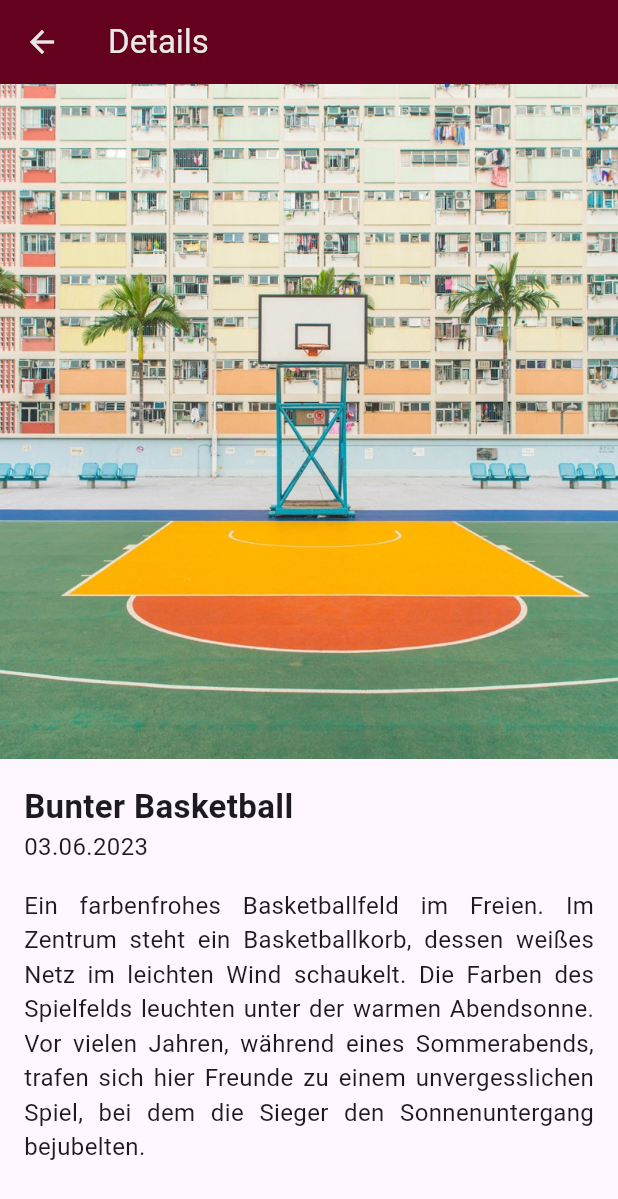
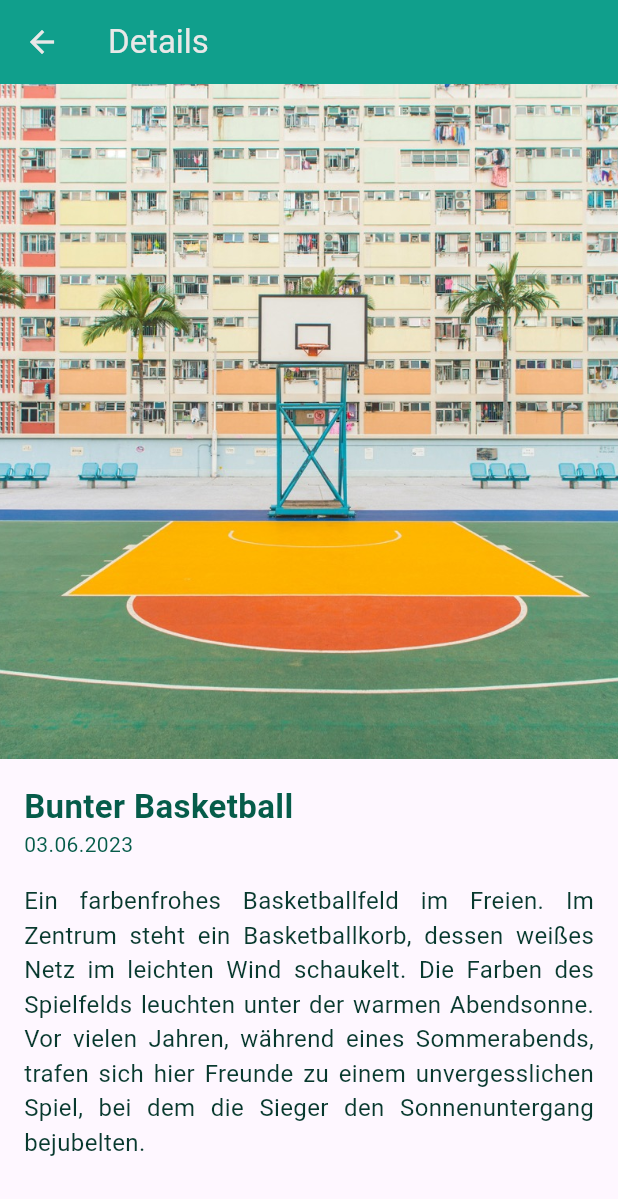
Before and after one commit to Far012/bilder_gallery_app, a Flutter app: the screen it shows after launch, after a tap on "Bunter Basketball", on a phone screen of 412 x 824 dp. Shown: the top 1199 px of the screen. Run offline on Flutter 3.47's test engine with Material 3 defaults, Android fonts, the phone set to English and light mode, and no system bars; our stand-ins replace lucide_icons_flutter.

Commit message:
colors_upgrad

```diff
--- a/lib/features/aboutme/presentation/about_me.dart
+++ b/lib/features/aboutme/presentation/about_me.dart
@@ -21,16 +21,24 @@ class AboutMeWidget extends StatelessWidget {
             const SizedBox(height: 16),
             const Text(
               "Kaya Müller",
-              style: TextStyle(fontSize: 24, fontWeight: FontWeight.bold),
+              style: TextStyle(
+                fontSize: 24,
+                color: Color(0xFF109f8c),
+                fontWeight: FontWeight.bold,
+              ),
             ),
             const Text(
               "Fotograf",
-              style: TextStyle(fontSize: 18, fontWeight: FontWeight.bold),
+              style: TextStyle(
+                fontSize: 18,
+                color: Color(0xFF759491),
+                fontWeight: FontWeight.bold,
+              ),
             ),
             const SizedBox(height: 24),
             const Text(
               "Mein Name ist Kaya Müller, ein Fotograf im Alter von 32 Jahren, der die Welt durch die Linse entdeckt. Mit einem Hintergrund in der visuellen Kunst und jahrelanger Erfahrung in der Fotografie habe ich einen Blick für die Schönheit im Alltäglichen entwickelt. Meine Spezialität liegt in der Sport- und Naturfotografie, wo ich das Spiel von Licht und Schatten einfange, um emotionale und aussagekräftige Bilder zu schaffen.\n\nIch glaube daran, dass jeder Moment einzigartig ist und seine eigene Geschichte erzählt. In meinen Arbeiten strebe ich danach, diese Geschichten visuell zu interpretieren und sie durch kreative Kompositionen und Nuancen zum Leben zu erwecken. Meine fotografische Reise hat mich durch verschiedene Länder geführt, wo ich die Vielfalt der Kulturen und Landschaften festhalte, immer auf der Suche nach neuen Perspektiven und Herausforderungen.\n\nMein Anspruch ist es, mit meinen Bildern nicht nur zu dokumentieren, sondern auch zu inspirieren und zu berühren. Jeder Auftrag und jedes Projekt ist für mich eine Möglichkeit, meine Leidenschaft und mein Können zu zeigen und eine Verbindung zwischen dem Betrachter und dem Bild herzustellen.",
-              style: TextStyle(fontSize: 16),
+              style: TextStyle(fontSize: 16, color: Color(0xFF08392e)),
               textAlign: TextAlign.justify,
             ),
           ],
--- a/lib/features/gallery/domain/gallery_grid.dart
+++ b/lib/features/gallery/domain/gallery_grid.dart
@@ -29,10 +29,16 @@ class GalleryGridWidget extends StatelessWidget {
             borderRadius: BorderRadius.circular(12),
             child: Container(
               decoration: BoxDecoration(
-                border: Border.all(
-                  color: const Color.fromARGB(255, 212, 207, 207),
-                  width: 0.5,
-                ),
+                color: Colors.white,
+                borderRadius: BorderRadius.circular(12),
+                border: Border.all(color: const Color(0xFF109f8c), width: 0.2),
+                boxShadow: [
+                  BoxShadow(
+                    color: Color(0x19404040),
+                    blurRadius: 2,
+                    offset: const Offset(0, 1),
+                  ),
+                ],
               ),
               child: Column(
                 children: [
@@ -49,7 +55,10 @@ class GalleryGridWidget extends StatelessWidget {
                     child: Center(
                       child: Text(
                         item.imageTitle,
-                        style: const TextStyle(fontWeight: FontWeight.bold),
+                        style: const TextStyle(
+                          color: Color(0xFF065c4a),
+                          fontWeight: FontWeight.w400,
+                        ),
                       ),
                     ),
                   ),
--- a/lib/features/gallery/presentation/gallery_detail.dart
+++ b/lib/features/gallery/presentation/gallery_detail.dart
@@ -15,7 +15,7 @@ class DetailsScreen extends StatelessWidget {
           icon: Icon(Icons.arrow_back),
         ),
         title: const Text("Details"),
-        backgroundColor: const Color(0xFF64011E),
+        backgroundColor: const Color(0xFF109f8c),
       ),
       body: SingleChildScrollView(
         child: Column(
@@ -39,16 +39,23 @@ class DetailsScreen extends StatelessWidget {
                   Text(
                     item.imageTitle,
                     style: const TextStyle(
+                      color: Color(0xFF065c4a),
                       fontSize: 22,
                       fontWeight: FontWeight.bold,
                     ),
                   ),
-                  Text(item.imageDate, style: const TextStyle(fontSize: 16)),
+                  Text(
+                    item.imageDate,
+                    style: const TextStyle(color: Color(0xFF065c4a)),
+                  ),
                   const SizedBox(height: 16),
                   Text(
                     item.imageDescription,
                     textAlign: TextAlign.justify,
-                    style: const TextStyle(fontSize: 16),
+                    style: const TextStyle(
+                      color: Color(0xFF08392e),
+                      fontSize: 16,
+                    ),
                   ),
                 ],
               ),
--- a/lib/features/gallery/presentation/gallery_screen.dart
+++ b/lib/features/gallery/presentation/gallery_screen.dart
@@ -1,3 +1,4 @@
+import 'package:lucide_icons_flutter/lucide_icons.dart';
 import 'package:bilder_gallery_app/features/aboutme/presentation/about_me.dart';
 import 'package:bilder_gallery_app/features/gallery/domain/gallery_grid.dart';
 import 'package:flutter/material.dart';
@@ -19,7 +20,7 @@ class _GalleryScreenState extends State<GalleryScreen> {
     return Scaffold(
       appBar: AppBar(
         title: const Text("MyGallery", style: TextStyle(color: Colors.white)),
-        backgroundColor: const Color(0xFF64011E),
+        backgroundColor: const Color(0xFF109f8c),
       ),
       body: Container(
         color: const Color(0xFFFEF7FF),
@@ -33,8 +34,14 @@ class _GalleryScreenState extends State<GalleryScreen> {
           });
         },
         destinations: const [
-          NavigationDestination(icon: Icon(Icons.photo), label: "Bilder"),
-          NavigationDestination(icon: Icon(Icons.person), label: "Über mich"),
+          NavigationDestination(
+            icon: Icon(LucideIcons.image, color: Color(0xFF109f8c)),
+            label: "Bilder",
+          ),
+          NavigationDestination(
+            icon: Icon(LucideIcons.user, color: Color(0xFF109f8c)),
+            label: "Über mich",
+          ),
         ],
       ),
     );
--- a/pubspec.yaml
+++ b/pubspec.yaml
@@ -9,6 +9,7 @@ environment:
 dependencies:
   flutter:
     sdk: flutter
+  lucide_icons_flutter: ^3.1.0
 
 dev_dependencies:
   flutter_test:
```
Also changed, not shown: pubspec.lock.
